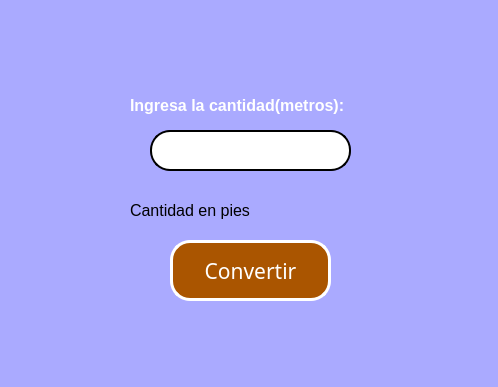
Above: Unidad I/Tareas/E02_Conversion_Metros_a_Pies.ui from P4B11nn/PIP_2025_Unidad1_Eq5 before the change. Below: the same form after it.
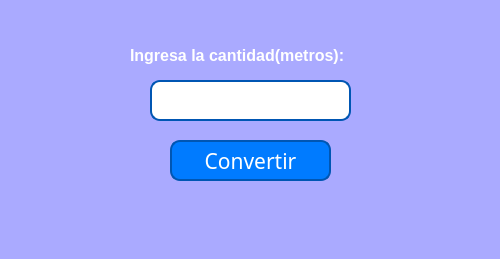
That is the form after the change.

Diff of the .ui file:
```diff
--- a/Unidad I/Tareas/E02_Conversion_Metros_a_Pies.ui
+++ b/Unidad I/Tareas/E02_Conversion_Metros_a_Pies.ui
@@ -6,8 +6,8 @@
    <rect>
     <x>0</x>
     <y>0</y>
-    <width>498</width>
-    <height>387</height>
+    <width>500</width>
+    <height>259</height>
    </rect>
   </property>
   <property name="windowTitle">
@@ -21,9 +21,9 @@
     <property name="geometry">
      <rect>
       <x>170</x>
-      <y>240</y>
+      <y>140</y>
       <width>161</width>
-      <height>61</height>
+      <height>41</height>
      </rect>
     </property>
     <property name="font">
@@ -33,10 +33,19 @@
      </font>
     </property>
     <property name="styleSheet">
-     <string notr="true">background-color:rgb(170, 85, 0);
-color: white;
-border-radius: 20px;
-border: 3px solid white</string>
+     <string notr="true">QPushButton:pressed {
+    background-color: #003f7f; 
+    border: 2px solid #002f5f; 
+}
+
+QPushButton {
+    background-color: #007BFF;
+    color: white;
+    border-radius: 10px;
+    border: 2px solid #0056b3;
+    padding: 5px 10px;
+  
+}</string>
     </property>
     <property name="text">
      <string>Convertir</string>
@@ -46,7 +55,7 @@
     <property name="geometry">
      <rect>
       <x>130</x>
-      <y>90</y>
+      <y>40</y>
       <width>231</width>
       <height>31</height>
      </rect>
@@ -70,7 +79,7 @@
     <property name="geometry">
      <rect>
       <x>150</x>
-      <y>130</y>
+      <y>80</y>
       <width>201</width>
       <height>41</height>
      </rect>
@@ -86,8 +95,10 @@
     </property>
     <property name="styleSheet">
      <string notr="true">background-color:white;
-border-radius: 20px;
-border: 2px solid black;
+border-radius: 10px;
+border: 2px solid #0056b3;
+
+
 </string>
     </property>
     <property name="text">
@@ -97,44 +108,6 @@
      <set>Qt::AlignHCenter|Qt::AlignTop</set>
     </property>
    </widget>
-   <widget class="QLabel" name="lbl_resultado_metros">
-    <property name="geometry">
-     <rect>
-      <x>270</x>
-      <y>200</y>
-      <width>91</width>
-      <height>21</height>
-     </rect>
-    </property>
-    <property name="font">
-     <font>
-      <family>Segoe UI</family>
-      <pointsize>12</pointsize>
-     </font>
-    </property>
-    <property name="text">
-     <string/>
-    </property>
-   </widget>
-   <widget class="QLabel" name="label_2">
-    <property name="geometry">
-     <rect>
-      <x>130</x>
-      <y>200</y>
-      <width>121</width>
-      <height>21</height>
-     </rect>
-    </property>
-    <property name="font">
-     <font>
-      <family>Segoe UI</family>
-      <pointsize>12</pointsize>
-     </font>
-    </property>
-    <property name="text">
-     <string>Cantidad en pies:</string>
-    </property>
-   </widget>
   </widget>
   <widget class="QMenuBar" name="menubar">
    <property name="geometry">
```
Left out of the diff: 2 changed lines with no effect on the pictures.
